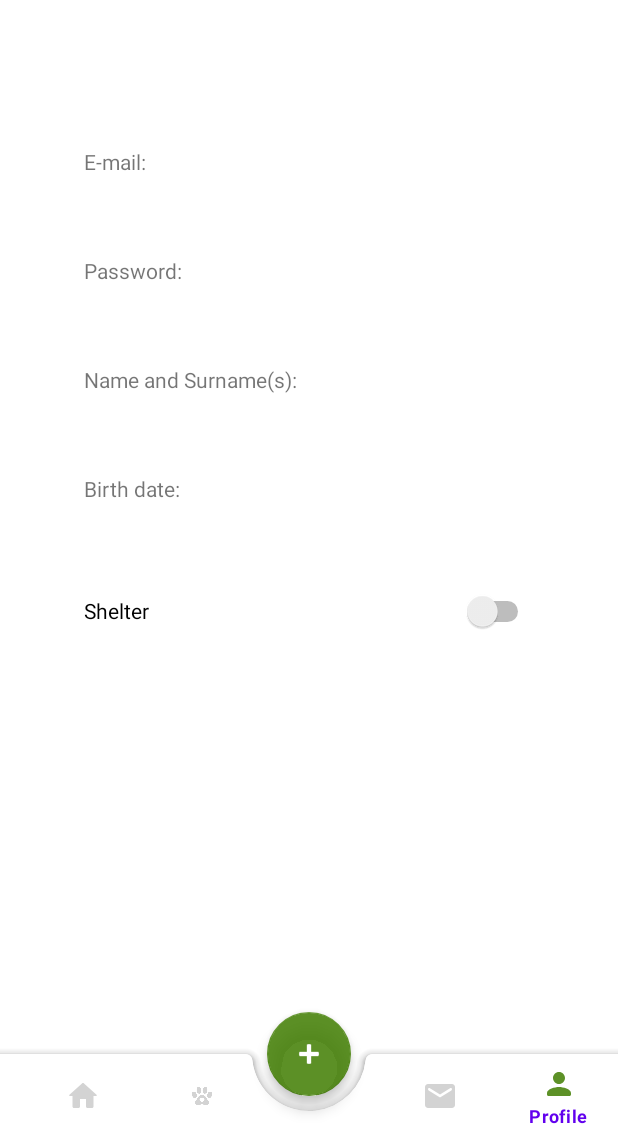
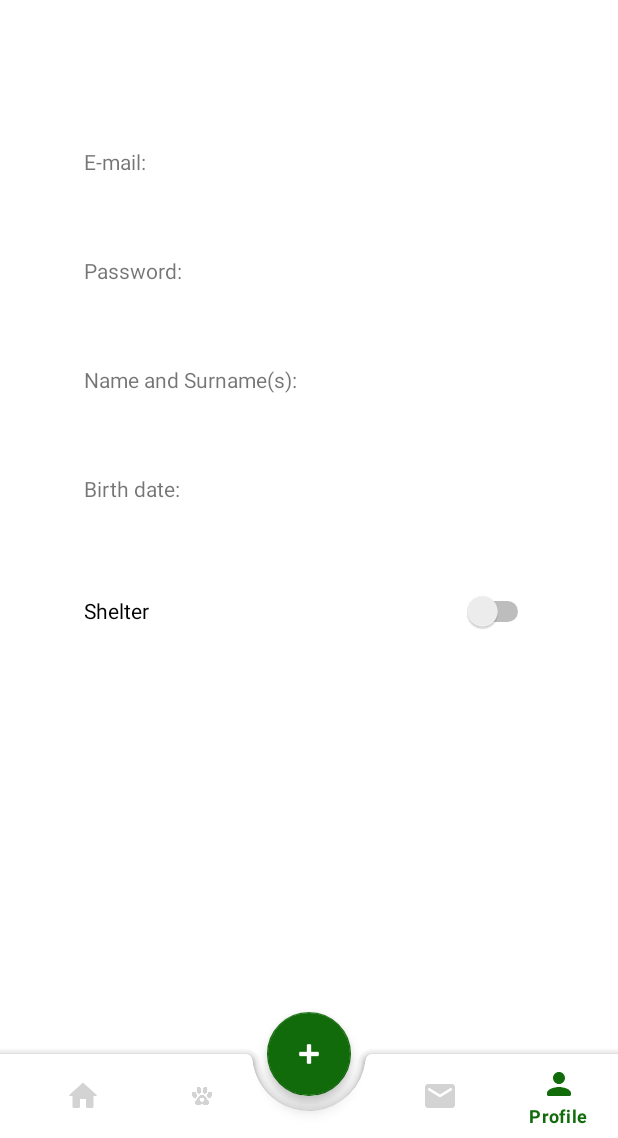
Before and after one commit to AlbertoHdezLado/Shelted, an Android app: the LoggedActivity screen opened directly, with no data from a screen before it, item 5 of the bottom bar chosen, on a phone screen of 412 x 824 dp, the part 98-1236 px from its top. Run offline under Robolectric (Android 15) with nearby library versions, the phone set to English and light mode, and no system bars; our stand-ins replace Firebase (no records; nobody signed in at launch, a user with empty details on screens opened directly), Picasso; pictures from the network do not load.

Commit message:
color fixed

```diff
--- a/app/src/main/java/com/example/android/shelted/Activities/LoggedActivity.kt
+++ b/app/src/main/java/com/example/android/shelted/Activities/LoggedActivity.kt
@@ -82,7 +82,7 @@ class LoggedActivity : AppCompatActivity() {
             intArrayOf(-android.R.attr.state_checked))
 
         val colors = intArrayOf(
-            Color.parseColor("#DA417E02"),
+            Color.parseColor("#116B0A"),
             Color.parseColor("#D3D3D3"))
 
         bottom_navigation.itemIconTintList = ColorStateList(states, colors)
--- a/app/src/main/res/values/colors.xml
+++ b/app/src/main/res/values/colors.xml
@@ -7,8 +7,8 @@
     <color name="teal_700">#FF018786</color>
     <color name="black">#FF000000</color>
     <color name="white">#FFFFFFFF</color>
-    <color name="main">#19a433 </color>
+    <color name="main">#116B0A </color>
     <color name="fondoScreen">#DAFFFFFF</color>
-    <color name="save">#DA679933</color>
-    <color name="buttons">#DA417E02</color>
+    <color name="save">#116B0A</color>
+    <color name="buttons">#116B0A</color>
 </resources>
--- a/app/src/main/res/values/themes.xml
+++ b/app/src/main/res/values/themes.xml
@@ -2,8 +2,8 @@
     <!-- Base application theme. -->
     <style name="Theme.Shelted" parent="Theme.MaterialComponents.Light.DarkActionBar">
         <!-- Primary brand color. -->
-        <item name="colorPrimary">@color/purple_500</item>
-        <item name="colorPrimaryVariant">@color/purple_700</item>
+        <item name="colorPrimary">@color/buttons</item>
+        <item name="colorPrimaryVariant">@color/buttons</item>
         <item name="colorOnPrimary">@color/white</item>
         <!-- Secondary brand color. -->
         <item name="colorSecondary">@color/teal_200</item>
```
